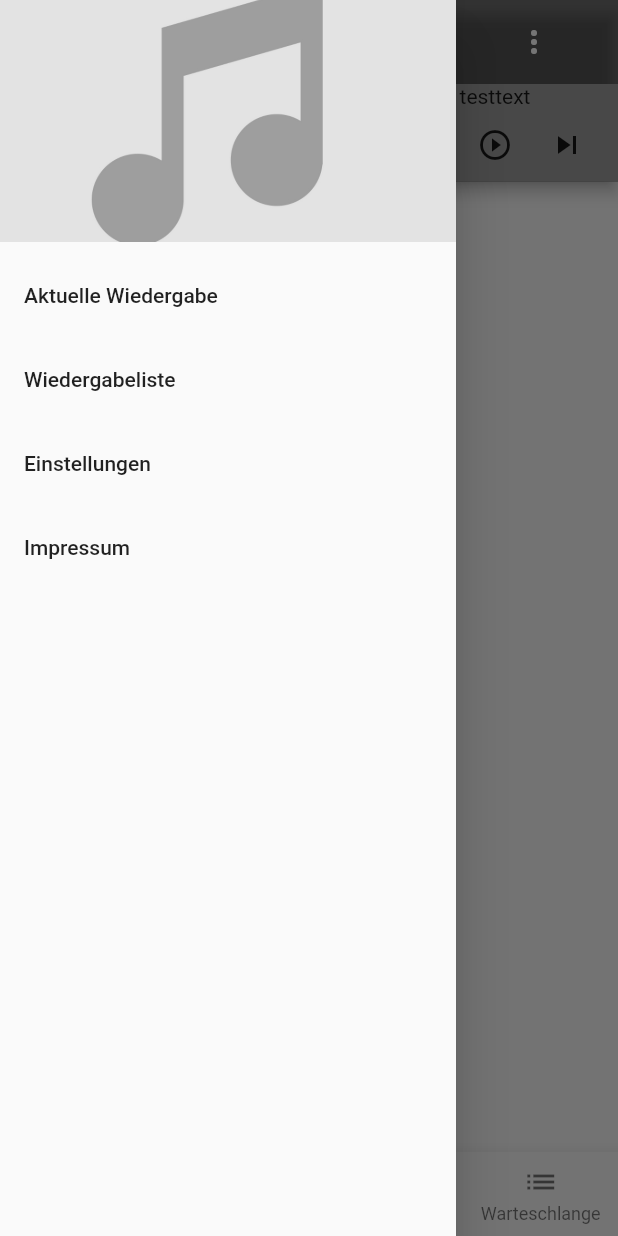
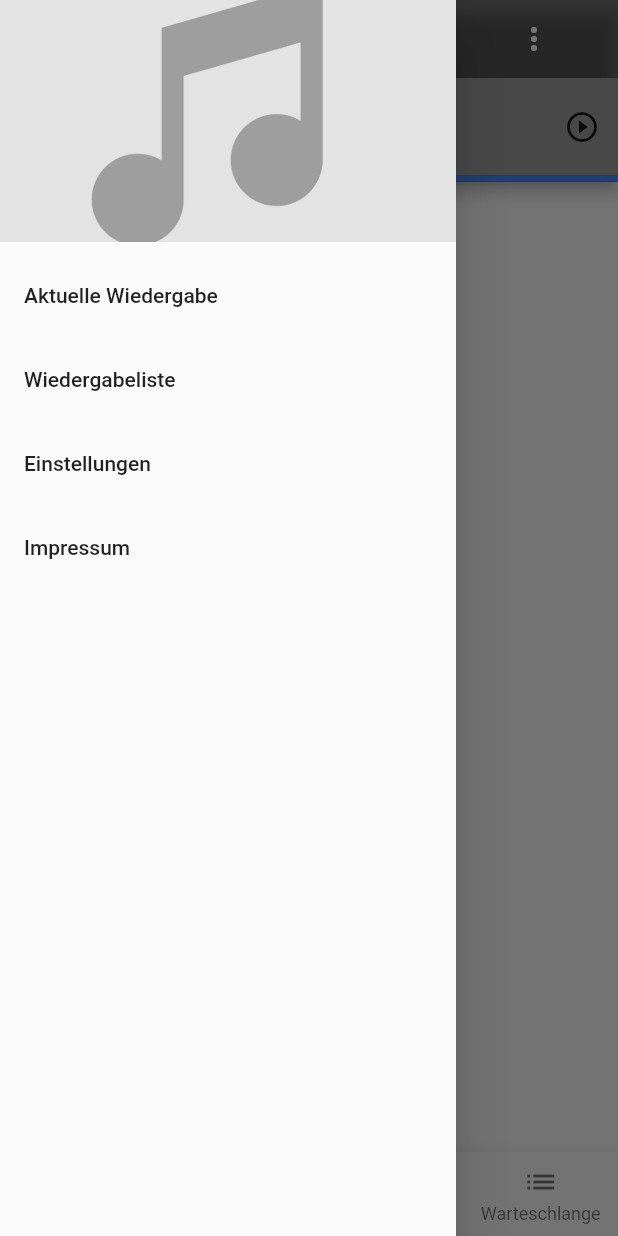
Before and after one commit to labtecs/FlyMusic, a Flutter app: the screen it shows after launch, with the side drawer open, on a phone screen of 412 x 824 dp. Run offline on Flutter 3.47's test engine with Material 2 defaults, Android fonts, the phone set to English and light mode, and no system bars; our stand-ins replace audioplayers, floor, fluttertoast, permission_handler, shared_preferences, sqflite; missing offline and left inert: crclib, dart_tags, folder_picker, shared_preferences_web; accounts and stored records are empty; generated files the repository leaves out were written again.

Commit message:
more functions in bottom player (bottom of appbar)

```diff
--- a/lib/screens/player/bottom_player_screen.dart
+++ b/lib/screens/player/bottom_player_screen.dart
@@ -12,8 +12,8 @@ class BottomPlayer extends StatefulWidget {
 }
 
 class _BottomPlayerState extends State<BottomPlayer> {
-  Duration audioPosition;
-  Duration duration;
+  Duration audioPosition = new Duration(seconds: 1);
+  Duration duration = new Duration(seconds: 1);
   StreamSubscription onPlayerStateChanged;
   StreamSubscription onAudioPositionChanged;
   StreamSubscription onDurationChanged;
@@ -55,16 +55,14 @@ class _BottomPlayerState extends State<BottomPlayer> {
         decoration: BoxDecoration(
           color: Colors.grey,
         ),
-      child: Padding(
-          padding: const EdgeInsets.fromLTRB(0, 0, 10, 0),
-          child: Row(
-            mainAxisAlignment: MainAxisAlignment.spaceBetween,
+        child: Column(children: [
+          Row(
+            mainAxisAlignment: MainAxisAlignment.start,
             children: <Widget>[
               Container(
                 height: 65,
                 child: InkWell(
-                  child:
-                      ArtUtil.getArt3(MusicQueue.instance.currentSong),
+                  child: ArtUtil.getArt(MusicQueue.instance.currentSong),
                   onTap: () {
                     Navigator.push(
                         context,
@@ -73,36 +71,36 @@ class _BottomPlayerState extends State<BottomPlayer> {
                   },
                 ),
               ),
-              Column(
+              GestureDetector(
+                onHorizontalDragEnd: (DragEndDetails details) =>
+                    _onHorizontalDrag(details),
+                child: Padding(
+                  padding: EdgeInsets.only(left: 10),
+                  child: Column(
+                      crossAxisAlignment: CrossAxisAlignment.start,
                       children: <Widget>[
-                  Text("testtext"),
-                  Row(
-                    children: <Widget>[
-                      IconButton(
-                        icon: Icon(Icons.skip_previous),
-                        onPressed: () {
-                          MusicQueue.instance.playPrevious();
-                        },
+                        Text(MusicQueue.instance.currentSong?.title ?? ""),
+                        Text(MusicQueue.instance.currentSong?.artist ?? "")
+                      ]),
                 ),
+              ),
+              Spacer(),
               IconButton(
                 icon: Icon(getPlayIcon()),
                 onPressed: () {
                   MusicQueue.instance.playPause();
                 },
               ),
-                      IconButton(
-                        icon: Icon(Icons.skip_next),
-                        onPressed: () {
-                          MusicQueue.instance.playNext();
-                        },
+            ],
           ),
-                    ],
-                  )
-                ],
-              )
-            ],
-          )),
-    );
+          SizedBox(
+              height: 4.0,
+              child: LinearProgressIndicator(
+                value: audioPosition.inMilliseconds/duration.inMilliseconds,
+                valueColor: AlwaysStoppedAnimation(Colors.blueAccent),
+                backgroundColor: Colors.black54,
+              ))
+        ]));
   }
 
   IconData getPlayIcon() {
@@ -112,4 +110,16 @@ class _BottomPlayerState extends State<BottomPlayer> {
       return Icons.play_circle_outline;
     }
   }
+
+  void _onHorizontalDrag(DragEndDetails details) {
+    if(details.primaryVelocity == 0) return; // user have just tapped on screen (no dragging)
+
+    if (details.primaryVelocity.compareTo(0) == -1) {
+      //dragged from left
+      MusicQueue.instance.playPrevious();
+    }else {
+     //dragged from right
+      MusicQueue.instance.playNext();
     }
+  }
+}
```
Lines whose indentation alone changed are shown as unchanged.
